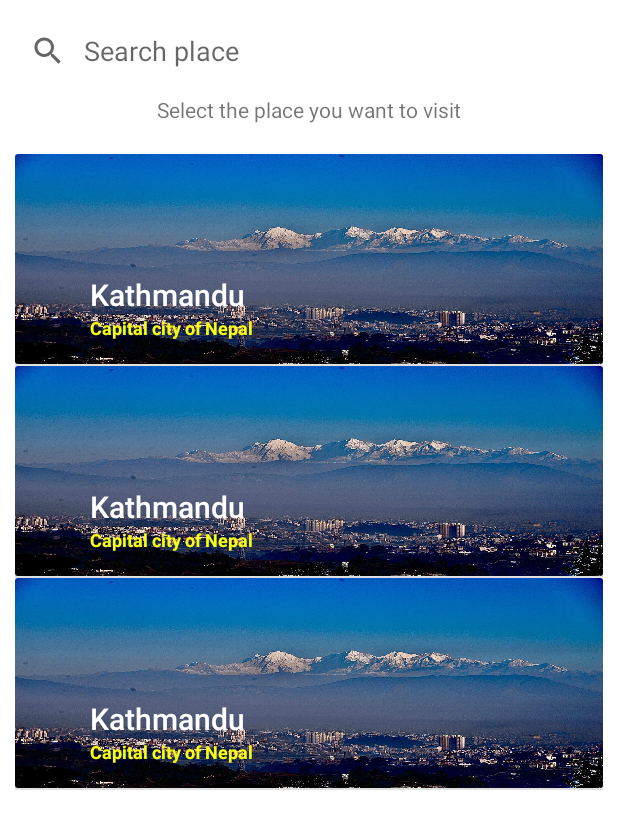
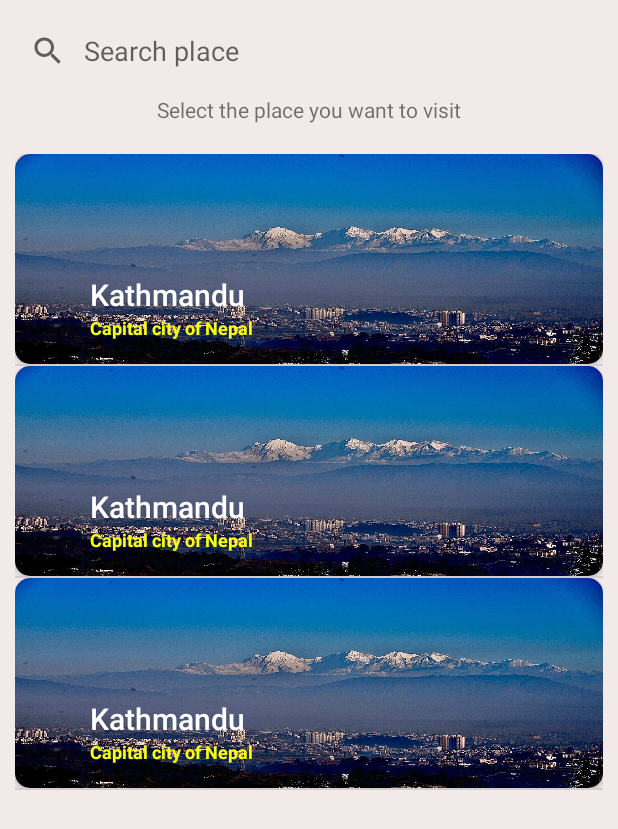
Before and after one commit to aaditec/TourGuideNepal, an Android app: the layout activity_select_place.xml on its own in the app's theme, with its tools: preview values and no code run, on a phone screen of 412 x 824 dp. Shown: the top 829 px of the screen. Run offline under Robolectric (Android 15) with nearby library versions, the phone set to English and light mode, and no system bars.

Commit message:
changes in select places

```diff
--- a/app/src/main/res/layout/activity_select_place.xml
+++ b/app/src/main/res/layout/activity_select_place.xml
@@ -5,6 +5,7 @@
     android:layout_width="match_parent"
     android:layout_height="match_parent"
     android:orientation="vertical"
+    android:background="#f2e9e9"
     tools:context=".Select_place_Activity">
 
 
--- a/app/src/main/res/layout/search_place.xml
+++ b/app/src/main/res/layout/search_place.xml
@@ -1,9 +1,11 @@
 <?xml version="1.0" encoding="utf-8"?>
 <LinearLayout xmlns:android="http://schemas.android.com/apk/res/android"
     android:layout_width="match_parent"
-    android:layout_height="match_parent">
+    android:layout_height="match_parent"
+    xmlns:app="http://schemas.android.com/apk/res-auto">
 
     <androidx.cardview.widget.CardView
+        app:cardCornerRadius="10dp"
         android:layout_width="match_parent"
         android:layout_height="140dp">
 
```
